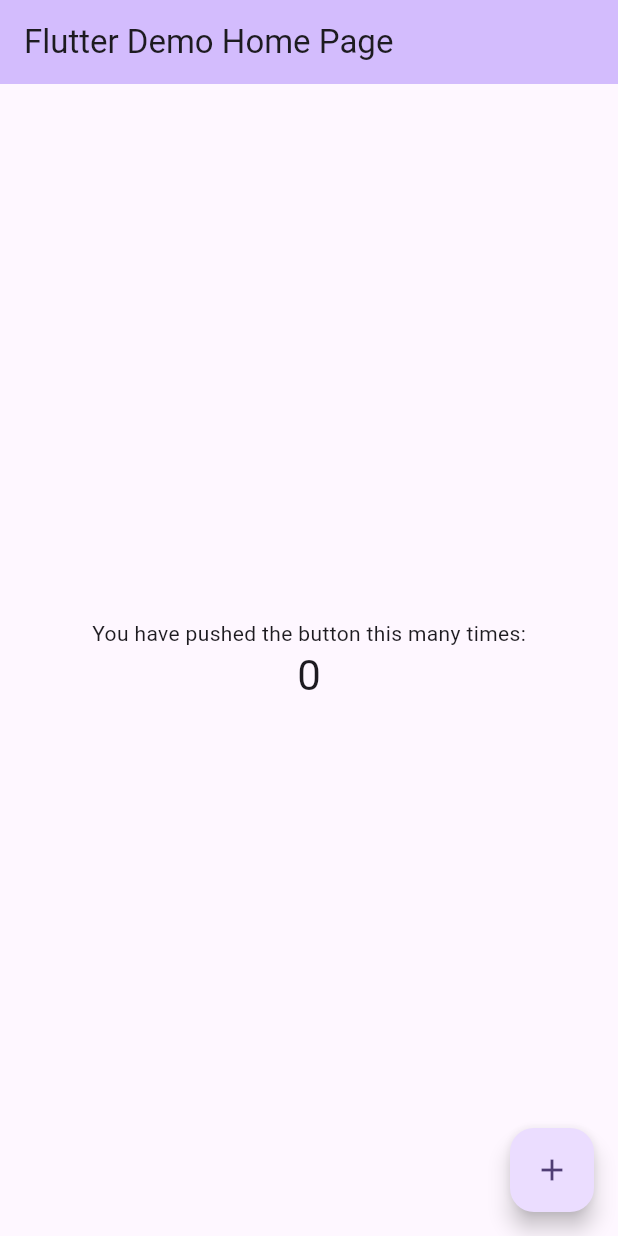
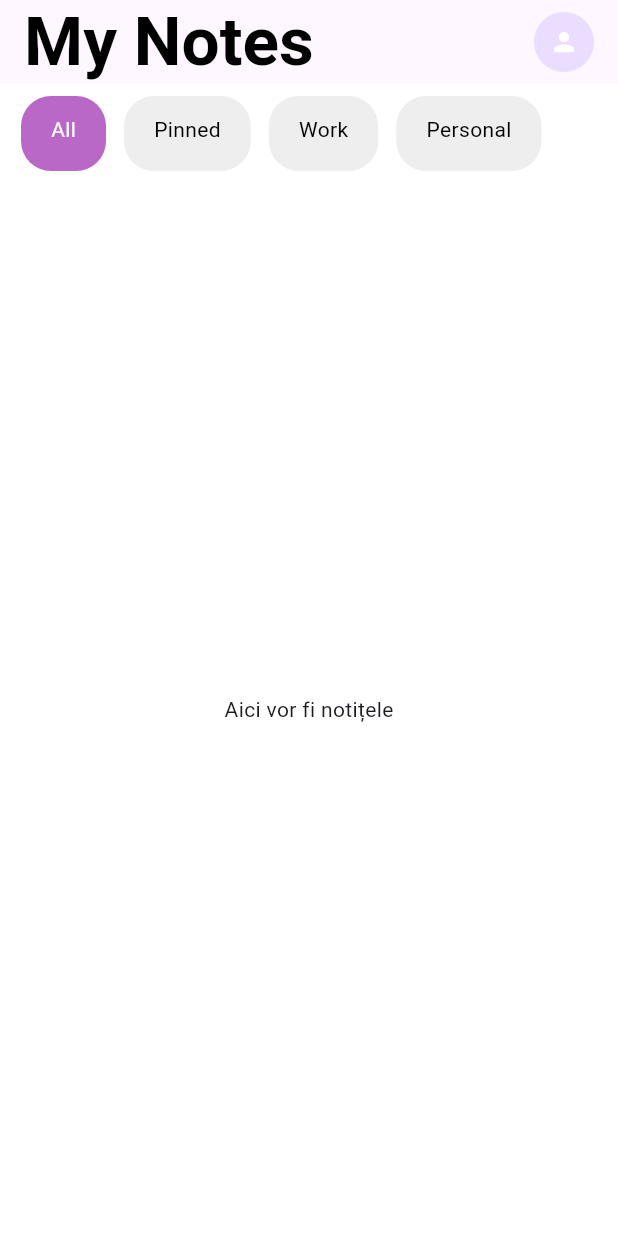
Before and after one commit to LucianaVoica/Flutter-Notite, a Flutter app: the screen it shows after launch, on a phone screen of 412 x 824 dp. Run offline on Flutter 3.47's test engine with Material 3 defaults, Android fonts, the phone set to English and light mode, and no system bars; our stand-ins replace flutter_bloc, image_picker, nested.

Commit message:
category

```diff
--- /dev/null
+++ b/lib/events/category_event.dart
@@ -0,0 +1,18 @@
+part of '../widget/category/components/category_bloc.dart';
+
+abstract class CategoryEvent {}
+
+class LoadCategories extends CategoryEvent {
+  LoadCategories({required this.categories});
+  final List<Category> categories;
+}
+
+class SelectCategory extends CategoryEvent {
+  SelectCategory({required this.categoryId});
+  final String categoryId;
+}
+
+class AddCategory extends CategoryEvent {
+  AddCategory({required this.category});
+  final Category category;
+}
--- a/lib/main.dart
+++ b/lib/main.dart
@@ -1,123 +1,48 @@
 import 'package:flutter/material.dart';
+import 'package:flutter_bloc/flutter_bloc.dart';
+import 'package:nested/nested.dart';
+
+import 'pages/landing_page.dart';
+import 'theme/theme.dart';
+import 'widget/category/components/category_bloc.dart';
+import 'widget/category/components/category_model.dart';
 
 void main() {
-  runApp(const MyApp());
+  runApp(
+    MultiBlocProvider(
+      providers: <SingleChildWidget>[
+        BlocProvider(
+          create:
+              (_) =>
+                  CategoryBloc()..add(
+                    LoadCategories(
+                      categories: <Category>[
+                        Category(id: '1', name: 'All', isSelected: true),
+                        Category(id: '2', name: 'Pinned', isSelected: false),
+                        Category(id: '3', name: 'Work', isSelected: false),
+                        Category(id: '4', name: 'Personal', isSelected: false),
+                      ],
+                    ),
+                  ),
+        ),
+      ],
+      child: const MyApp(),
+    ),
+  );
 }
 
 class MyApp extends StatelessWidget {
   const MyApp({super.key});
 
-  // This widget is the root of your application.
   @override
   Widget build(BuildContext context) {
+    const String appTitle = 'My Notes';
     return MaterialApp(
-      title: 'Flutter Demo',
-      theme: ThemeData(
-        // This is the theme of your application.
-        //
-        // TRY THIS: Try running your application with "flutter run". You'll see
-        // the application has a purple toolbar. Then, without quitting the app,
-        // try changing the seedColor in the colorScheme below to Colors.green
-        // and then invoke "hot reload" (save your changes or press the "hot
-        // reload" button in a Flutter-supported IDE, or press "r" if you used
-        // the command line to start the app).
-        //
-        // Notice that the counter didn't reset back to zero; the application
-        // state is not lost during the reload. To reset the state, use hot
-        // restart instead.
-        //
-        // This works for code too, not just values: Most code changes can be
-        // tested with just a hot reload.
-        colorScheme: ColorScheme.fromSeed(seedColor: Colors.deepPurple),
-      ),
-      home: const MyHomePage(title: 'Flutter Demo Home Page'),
+      debugShowCheckedModeBanner: false,
+      title: 'Notite',
+      theme: AppTheme.lightTheme,
+      darkTheme: AppTheme.darkTheme,
+      home: const LandingPage(appTitle: appTitle),
     );
   }
 }
-
-class MyHomePage extends StatefulWidget {
-  const MyHomePage({super.key, required this.title});
-
-  // This widget is the home page of your application. It is stateful, meaning
-  // that it has a State object (defined below) that contains fields that affect
-  // how it looks.
-
-  // This class is the configuration for the state. It holds the values (in this
-  // case the title) provided by the parent (in this case the App widget) and
-  // used by the build method of the State. Fields in a Widget subclass are
-  // always marked "final".
-
-  final String title;
-
-  @override
-  State<MyHomePage> createState() => _MyHomePageState();
-}
-
-class _MyHomePageState extends State<MyHomePage> {
-  int _counter = 0;
-
-  void _incrementCounter() {
-    setState(() {
-      // This call to setState tells the Flutter framework that something has
-      // changed in this State, which causes it to rerun the build method below
-      // so that the display can reflect the updated values. If we changed
-      // _counter without calling setState(), then the build method would not be
-      // called again, and so nothing would appear to happen.
-      _counter++;
-    });
-  }
-
-  @override
-  Widget build(BuildContext context) {
-    // This method is rerun every time setState is called, for instance as done
-    // by the _incrementCounter method above.
-    //
-    // The Flutter framework has been optimized to make rerunning build methods
-    // fast, so that you can just rebuild anything that needs updating rather
-    // than having to individually change instances of widgets.
-    return Scaffold(
-      appBar: AppBar(
-        // TRY THIS: Try changing the color here to a specific color (to
-        // Colors.amber, perhaps?) and trigger a hot reload to see the AppBar
-        // change color while the other colors stay the same.
-        backgroundColor: Theme.of(context).colorScheme.inversePrimary,
-        // Here we take the value from the MyHomePage object that was created by
-        // the App.build method, and use it to set our appbar title.
-        title: Text(widget.title),
-      ),
-
-      body: Center(
-        // Center is a layout widget. It takes a single child and positions it
-        // in the middle of the parent.
-        child: Column(
-          // Column is also a layout widget. It takes a list of children and
-          // arranges them vertically. By default, it sizes itself to fit its
-          // children horizontally, and tries to be as tall as its parent.
-          //
-          // Column has various properties to control how it sizes itself and
-          // how it positions its children. Here we use mainAxisAlignment to
-          // center the children vertically; the main axis here is the vertical
-          // axis because Columns are vertical (the cross axis would be
-          // horizontal).
-          //
-          // TRY THIS: Invoke "debug painting" (choose the "Toggle Debug Paint"
-          // action in the IDE, or press "p" in the console), to see the
-          // wireframe for each widget.
-          mainAxisAlignment: MainAxisAlignment.center,
-          children: <Widget>[
-            const Text('You have pushed the button this many times:'),
-            Text(
-              '$_counter',
-              style: Theme.of(context).textTheme.headlineMedium,
-            ),
-          ],
-        ),
-      ),
-      floatingActionButton: FloatingActionButton(
-        onPressed: _incrementCounter,
-        tooltip: 'Increment',
-        child: const Icon(Icons.add),
-      ), // This trailing comma makes auto-formatting nicer for build methods.
-    );
-  }
-}
--- /dev/null
+++ b/lib/pages/landing_page.dart
@@ -0,0 +1,37 @@
+import 'package:flutter/material.dart';
+
+import '../widget/avatar/avatar.dart';
+import '../widget/category/category_list.dart';
+
+class LandingPage extends StatefulWidget {
+  const LandingPage({super.key, required this.appTitle});
+  static const String route = '/';
+
+  final String appTitle;
+
+  @override
+  State<LandingPage> createState() => _LandingPageState();
+}
+
+class _LandingPageState extends State<LandingPage> {
+  @override
+  Widget build(BuildContext context) {
+    return Scaffold(
+      appBar: AppBar(
+        title: Text(
+          widget.appTitle,
+          style: Theme.of(context).textTheme.titleLarge,
+        ),
+        centerTitle: false,
+        titleTextStyle: Theme.of(context).textTheme.titleLarge,
+        actions: const <Widget>[Avatar()],
+      ),
+      body: const Column(
+        children: <Widget>[
+          CategoryList(),
+          Expanded(child: Center(child: Text('Aici vor fi notițele'))),
+        ],
+      ),
+    );
+  }
+}
--- /dev/null
+++ b/lib/theme/theme.dart
@@ -0,0 +1,35 @@
+import 'package:flutter/material.dart';
+
+class AppTheme {
+  static ThemeData lightTheme = ThemeData(
+    scaffoldBackgroundColor: Colors.white,
+    textTheme: const TextTheme(
+      displaySmall: TextStyle(fontSize: 30, fontWeight: FontWeight.normal),
+      titleLarge: TextStyle(
+        fontSize: 45,
+        fontWeight: FontWeight.bold,
+        color: Colors.black,
+      ),
+    ),
+    elevatedButtonTheme: ElevatedButtonThemeData(
+      style: ElevatedButton.styleFrom(
+        backgroundColor: Colors.grey.shade300,
+        fixedSize: const Size(320, 70),
+        shape: RoundedRectangleBorder(
+          borderRadius: BorderRadius.circular(10), // Colțuri rotunjite
+        ),
+        textStyle: const TextStyle(color: Colors.black, fontSize: 24),
+      ),
+    ),
+  );
+  static ThemeData darkTheme = ThemeData(
+    scaffoldBackgroundColor: Colors.black,
+    textTheme: const TextTheme(
+      displaySmall: TextStyle(
+        fontSize: 30,
+        fontWeight: FontWeight.normal,
+        color: Colors.white,
+      ),
+    ),
+  );
+}
--- /dev/null
+++ b/lib/widget/avatar/avatar.dart
@@ -0,0 +1,73 @@
+import 'dart:io';
+import 'package:image_picker/image_picker.dart';
+
+import 'package:flutter/material.dart';
+
+class Avatar extends StatefulWidget {
+  const Avatar({super.key});
+
+  @override
+  State<Avatar> createState() => _AvatarState();
+}
+
+class _AvatarState extends State<Avatar> {
+  File? image;
+
+  final ImagePicker picker = ImagePicker();
+
+  Future<void> pickImage(ImageSource source) async {
+    final XFile? pickedFile = await picker.pickImage(source: source);
+    if (pickedFile != null) {
+      setState(() {
+        image = File(pickedFile.path);
+      });
+    }
+    Navigator.pop(context);
+  }
+
+  void showImage() {
+    showModalBottomSheet(
+      context: context,
+      builder: (BuildContext context) {
+        return Wrap(
+          children: <Widget>[
+            Padding(
+              padding: const EdgeInsets.fromLTRB(20, 10, 20, 2),
+              child: ListTile(
+                leading: const Icon(Icons.camera_alt),
+                title: const Text('Fa o poza'),
+                onTap: () => pickImage(ImageSource.camera),
+              ),
+            ),
+            Padding(
+              padding: const EdgeInsets.fromLTRB(20, 2, 20, 10),
+              child: ListTile(
+                leading: const Icon(Icons.photo_library),
+                title: const Text('Alege din galerie'),
+                onTap: () => pickImage(ImageSource.gallery),
+              ),
+            ),
+          ],
+        );
+      },
+    );
+  }
+
+  @override
+  Widget build(BuildContext context) {
+    return Padding(
+      padding: const EdgeInsets.only(right: 16),
+      child: GestureDetector(
+        onTap: showImage,
+        child: CircleAvatar(
+          radius: 20,
+          backgroundImage: image != null ? FileImage(image!) : null,
+          child:
+              image == null
+                  ? const Icon(Icons.person, size: 20, color: Colors.white)
+                  : null,
+        ),
+      ),
+    );
+  }
+}
--- /dev/null
+++ b/lib/widget/category/category_list.dart
@@ -0,0 +1,61 @@
+import 'package:flutter/material.dart';
+import 'package:flutter_bloc/flutter_bloc.dart';
+
+import 'components/category_bloc.dart';
+import 'components/category_model.dart';
+
+class CategoryList extends StatelessWidget {
+  const CategoryList({super.key});
+
+  @override
+  Widget build(BuildContext context) {
+    return BlocBuilder<CategoryBloc, CategoryState>(
+      builder: (BuildContext context, CategoryState state) {
+        if (state is CategoryLoaded) {
+          return Padding(
+            padding: const EdgeInsets.all(8.0),
+            child: SizedBox(
+              height: 50,
+              child: ListView.builder(
+                scrollDirection: Axis.horizontal,
+                itemCount: state.categories.length,
+                itemBuilder: (BuildContext context, int index) {
+                  final Category category = state.categories[index];
+                  return GestureDetector(
+                    onTap: () {
+                      context.read<CategoryBloc>().add(
+                        SelectCategory(categoryId: category.id),
+                      );
+                    },
+                    child: Container(
+                      padding: const EdgeInsets.symmetric(
+                        horizontal: 20,
+                        vertical: 12,
+                      ),
+                      margin: const EdgeInsets.symmetric(horizontal: 6),
+                      decoration: BoxDecoration(
+                        color:
+                            category.isSelected
+                                ? Colors.purple.shade300
+                                : Colors.grey.shade200,
+                        borderRadius: BorderRadius.circular(20),
+                      ),
+                      child: Text(
+                        category.name,
+                        style: Theme.of(context).textTheme.bodyMedium!.copyWith(
+                          color:
+                              category.isSelected ? Colors.white : Colors.black,
+                        ),
+                      ),
+                    ),
+                  );
+                },
+              ),
+            ),
+          );
+        }
+        return const Center(child: CircularProgressIndicator());
+      },
+    );
+  }
+}
--- /dev/null
+++ b/lib/widget/category/components/category_model.dart
@@ -0,0 +1,15 @@
+class Category {
+  Category({required this.id, required this.name, required this.isSelected});
+
+  final String id;
+  final String name;
+  final bool isSelected;
+
+  Category copyWith({String? id, String? name, bool? isSelected}) {
+    return Category(
+      id: id ?? this.id,
+      name: name ?? this.name,
+      isSelected: isSelected ?? this.isSelected,
+    );
+  }
+}
--- /dev/null
+++ b/lib/widget/category/components/category_state.dart
@@ -0,0 +1,10 @@
+part of 'category_bloc.dart';
+
+abstract class CategoryState {}
+
+class CategoryInitial extends CategoryState {}
+
+class CategoryLoaded extends CategoryState {
+  CategoryLoaded({required this.categories});
+  final List<Category> categories;
+}
--- a/pubspec.yaml
+++ b/pubspec.yaml
@@ -34,6 +34,8 @@ dependencies:
   # The following adds the Cupertino Icons font to your application.
   # Use with the CupertinoIcons class for iOS style icons.
   cupertino_icons: ^1.0.8
+  flutter_bloc: ^9.1.0
+  image_picker: ^1.1.2
 
 dev_dependencies:
   flutter_test:
```
Also changed, not shown: lib/widget/category/components/category_bloc.dart (added, +38 -0 lines), pubspec.lock, 15 other files.
